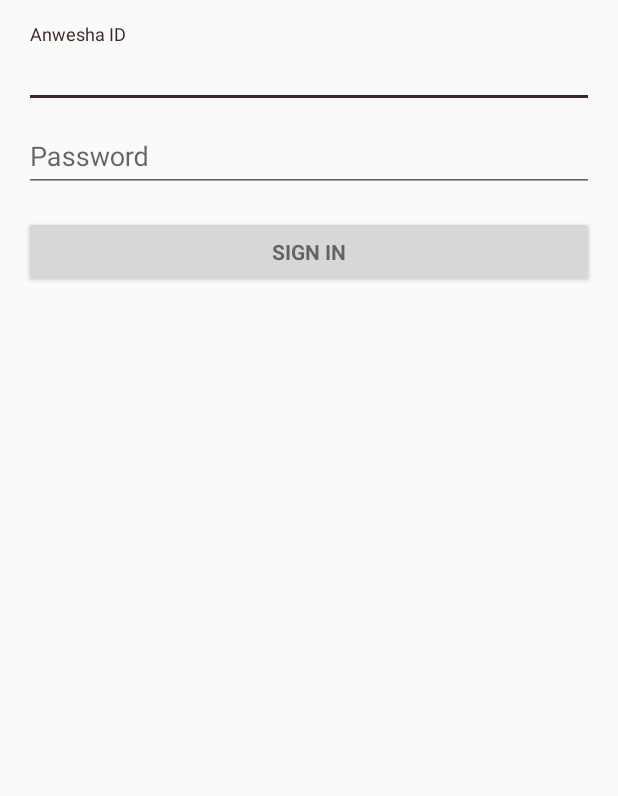
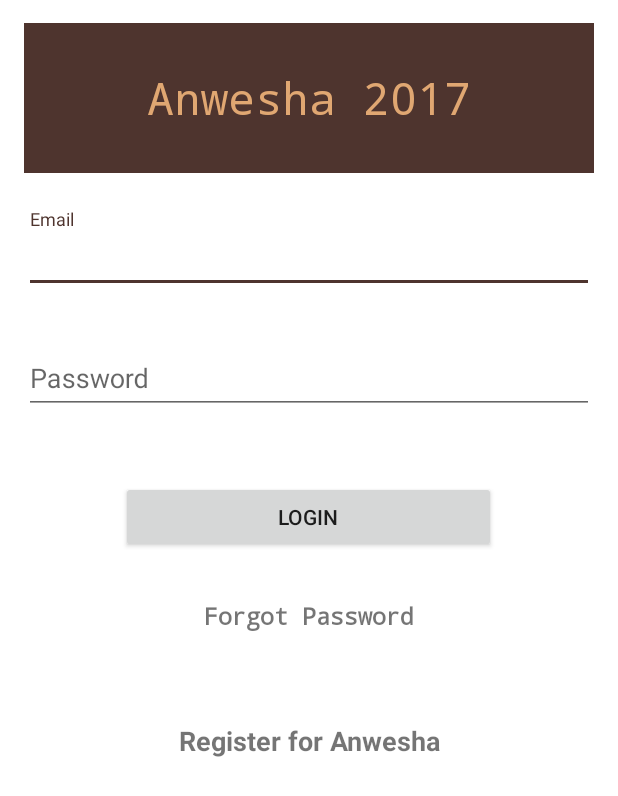
Before and after one commit to Njack-IITP/Anwesha17-android, an Android app: the layout activity_login.xml on its own in the app's theme, with its tools: preview values and no code run, on a phone screen of 412 x 824 dp. Shown: the top 796 px of the screen. Run offline under Robolectric (Android 15) with nearby library versions, the phone set to English and light mode, and no system bars.

Commit message:
continue 2

```diff
--- a/app/src/main/java/in/ac/iitp/anwesha/BackgroundFetch.java
+++ b/app/src/main/java/in/ac/iitp/anwesha/BackgroundFetch.java
@@ -22,7 +22,7 @@ import org.json.JSONObject;
  */
 public class BackgroundFetch extends Service {
 
-    final static String BASE_URL = "http://2016.anwesha.info";
+    final static String BASE_URL = "http://2017.anwesha.info";
     RequestQueue queue;
     WebSyncDB db;
     @Nullable
--- /dev/null
+++ b/app/src/main/res/drawable/login.xml
@@ -0,0 +1,10 @@
+<?xml version="1.0" encoding="utf-8"?>
+<shape
+    android:shape="rectangle"
+
+    xmlns:android="http://schemas.android.com/apk/res/android">
+    <corners android:radius="5dp"/>
+    <solid android:color="@color/colorAccent"/>
+    <stroke android:width="1px"
+        android:color="@color/colorAccent"/>
+</shape>
--- a/app/src/main/res/layout/activity_login.xml
+++ b/app/src/main/res/layout/activity_login.xml
@@ -1,77 +1,108 @@
-<LinearLayout xmlns:android="http://schemas.android.com/apk/res/android"
+<?xml version="1.0" encoding="utf-8"?>
+<ScrollView xmlns:android="http://schemas.android.com/apk/res/android"
+    xmlns:app="http://schemas.android.com/apk/res-auto"
     xmlns:tools="http://schemas.android.com/tools"
     android:layout_width="match_parent"
     android:layout_height="match_parent"
-    android:gravity="center_horizontal"
+    android:background="#ffff">
+
+    <LinearLayout
+        android:id="@+id/activity_login"
+        android:layout_width="match_parent"
+        android:layout_height="wrap_content"
         android:orientation="vertical"
-    android:paddingBottom="@dimen/activity_vertical_margin"
         android:paddingLeft="@dimen/activity_horizontal_margin"
         android:paddingRight="@dimen/activity_horizontal_margin"
-    android:paddingTop="@dimen/activity_vertical_margin"
-    tools:context="in.ac.iitp.anwesha.LoginActivity">
+        android:weightSum="1"
+        tools:context="org.fossasia.susi.ai.activities.LoginActivity">
 
-    <!-- Login progress -->
-    <ProgressBar
-        android:id="@+id/login_progress"
-        style="?android:attr/progressBarStyleLarge"
+        <FrameLayout
             android:layout_width="wrap_content"
             android:layout_height="wrap_content"
-        android:layout_marginBottom="8dp"
-        android:visibility="gone" />
-
-    <ScrollView
-        android:id="@+id/login_form"
-        android:layout_width="match_parent"
-        android:layout_height="match_parent">
-
-        <LinearLayout
-            android:id="@+id/email_login_form"
-            android:layout_width="match_parent"
+            android:layout_marginTop="15dp"
+            android:layout_marginBottom="24dp">
+            <ImageView
+                android:layout_width="3000dp"
+                android:layout_height="100dp"
+                android:layout_gravity="center_horizontal"
+                android:src="@drawable/login" />
+            <TextView
+                android:layout_width="wrap_content"
                 android:layout_height="wrap_content"
-            android:orientation="vertical">
+                android:text="Anwesha 2017"
+                android:typeface="monospace"
+                android:textColor="@color/colorPrimary"
+                android:textSize="30dp"
+                android:layout_gravity="center"/>
+        </FrameLayout>
 
         <android.support.design.widget.TextInputLayout
-                android:layout_width="match_parent"
-                android:layout_height="wrap_content">
-
-                <AutoCompleteTextView
             android:id="@+id/email"
             android:layout_width="match_parent"
             android:layout_height="wrap_content"
-                    android:hint="Anwesha ID"
-                    android:maxLength="7"
-                    android:maxLines="1"
-                    android:singleLine="true" />
+            app:errorEnabled="true">
 
+            <android.support.design.widget.TextInputEditText
+                android:layout_width="match_parent"
+                android:layout_height="wrap_content"
+                android:hint="Email"
+                android:inputType="textEmailAddress"
+                android:textColorHint="#FFFFFF" />
         </android.support.design.widget.TextInputLayout>
 
         <android.support.design.widget.TextInputLayout
-                android:layout_width="match_parent"
-                android:layout_height="wrap_content">
-
-                <EditText
             android:id="@+id/password"
             android:layout_width="match_parent"
             android:layout_height="wrap_content"
-                    android:hint="@string/prompt_password"
-                    android:imeActionId="@+id/login"
-                    android:imeActionLabel="@string/action_sign_in_short"
-                    android:imeOptions="actionUnspecified"
+            android:layout_marginTop="4dp"
+            app:errorEnabled="true">
+
+            <android.support.design.widget.TextInputEditText
+                android:id="@+id/password_input"
+                android:layout_width="match_parent"
+                android:layout_height="wrap_content"
+                android:hint="Password"
                 android:inputType="textPassword"
-                    android:maxLines="1"
-                    android:singleLine="true" />
-
+                android:imeOptions="actionGo"/>
         </android.support.design.widget.TextInputLayout>
 
-            <Button
-                android:id="@+id/email_sign_in_button"
-                style="?android:textAppearanceSmall"
-                android:layout_width="match_parent"
+
+        <android.support.v7.widget.AppCompatButton
+            android:id="@+id/log_in"
+            android:layout_width="250dp"
             android:layout_height="wrap_content"
-                android:layout_marginTop="16dp"
-                android:text="@string/action_sign_in"
-                android:textStyle="bold" />
+            android:layout_gravity="center"
+            android:layout_marginBottom="15dp"
+            android:layout_marginTop="24dp"
+            android:padding="12dp"
+            android:text="LOGIN" />
+
+
+        <TextView
+            android:id="@+id/forgot_password"
+            android:layout_width="wrap_content"
+            android:layout_height="wrap_content"
+            android:layout_gravity="center_horizontal"
+            android:layout_marginTop="15dp"
+            android:text="Forgot Password"
+            android:textSize="16sp"
+            android:textStyle="bold"
+            android:typeface="monospace"
+            android:background="?selectableItemBackground"/>
+
+        <TextView
+            android:id="@+id/sign_up"
+            android:layout_width="wrap_content"
+            android:layout_height="wrap_content"
+            android:layout_gravity="center_horizontal"
+            android:layout_marginTop="60dp"
+            android:gravity="center"
+            android:text="Register for Anwesha"
+
+            android:textSize="18sp"
+            android:textStyle="bold"
+            android:background="?selectableItemBackground"/>
+
 
     </LinearLayout>
 </ScrollView>
-</LinearLayout>
--- a/app/src/main/res/values/colors.xml
+++ b/app/src/main/res/values/colors.xml
@@ -4,9 +4,9 @@
     <color name="colorPrimaryDark">#0b5270</color>
     <color name="colorAccent">#11113e</color> -->
 
-    <color name="colorPrimary">#795548</color>
+    <color name="colorPrimary">#e0a772</color>
     <color name="colorPrimaryDark">#4e342e</color>
-    <color name="colorAccent">#3e2723</color>
+    <color name="colorAccent">#4e342e</color>
 
     <color name="themeColor">#1f84b3</color>
     <color name="themeColorDark">#0b5270</color>
```
Also changed, not shown: app/src/main/AndroidManifest.xml (+12 -8 lines), app/src/main/java/in/ac/iitp/anwesha/Users.java (+4 -26 lines), app/src/main/res/layout/activity_users.xml (+88 -52 lines), 28 other files. Lines whose indentation alone changed are shown as unchanged.
